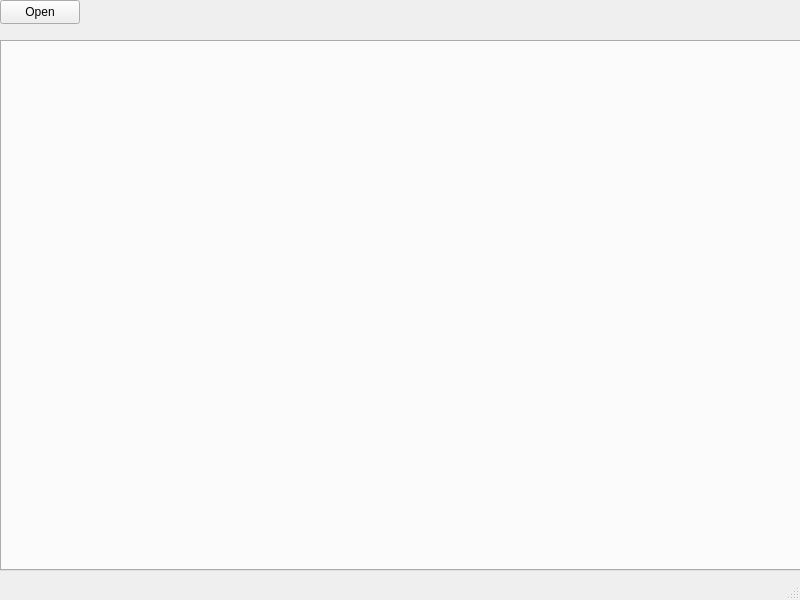
Qt form notes/mainwindow.ui (kargamant/Simple-Notebook) before a commit.
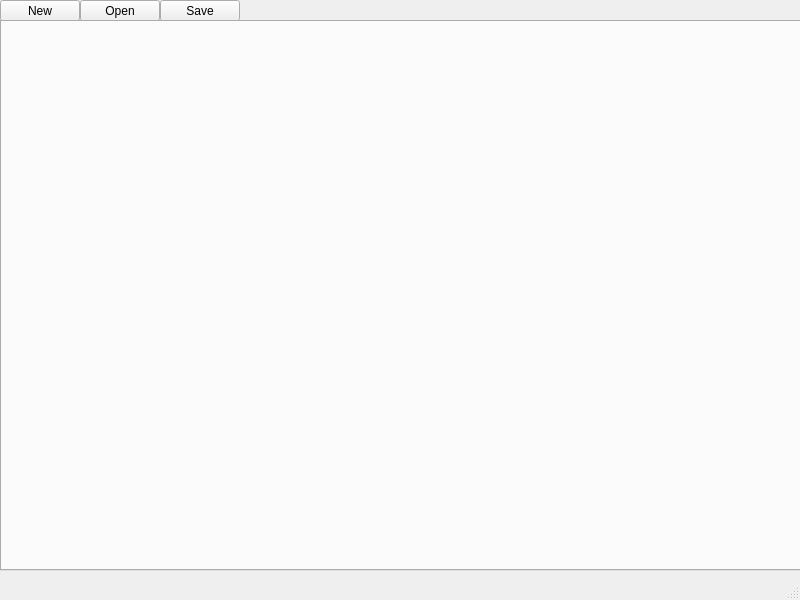
The same form after that commit.

Commit message: Made new and save buttons

The edit to the form file:
```diff
--- a/notes/mainwindow.ui
+++ b/notes/mainwindow.ui
@@ -18,9 +18,9 @@
     <property name="geometry">
      <rect>
       <x>0</x>
-      <y>40</y>
+      <y>20</y>
       <width>801</width>
-      <height>531</height>
+      <height>551</height>
      </rect>
     </property>
     <property name="currentIndex">
@@ -30,16 +30,42 @@
    <widget class="QPushButton" name="openButton">
     <property name="geometry">
      <rect>
-      <x>0</x>
+      <x>80</x>
       <y>0</y>
       <width>80</width>
-      <height>24</height>
+      <height>21</height>
      </rect>
     </property>
     <property name="text">
      <string>Open</string>
     </property>
    </widget>
+   <widget class="QPushButton" name="newButton">
+    <property name="geometry">
+     <rect>
+      <x>0</x>
+      <y>0</y>
+      <width>80</width>
+      <height>21</height>
+     </rect>
+    </property>
+    <property name="text">
+     <string>New</string>
+    </property>
+   </widget>
+   <widget class="QPushButton" name="saveButton">
+    <property name="geometry">
+     <rect>
+      <x>160</x>
+      <y>0</y>
+      <width>80</width>
+      <height>21</height>
+     </rect>
+    </property>
+    <property name="text">
+     <string>Save</string>
+    </property>
+   </widget>
   </widget>
   <widget class="QMenuBar" name="menubar">
    <property name="geometry">
```
The commit also changes 6 other files.
